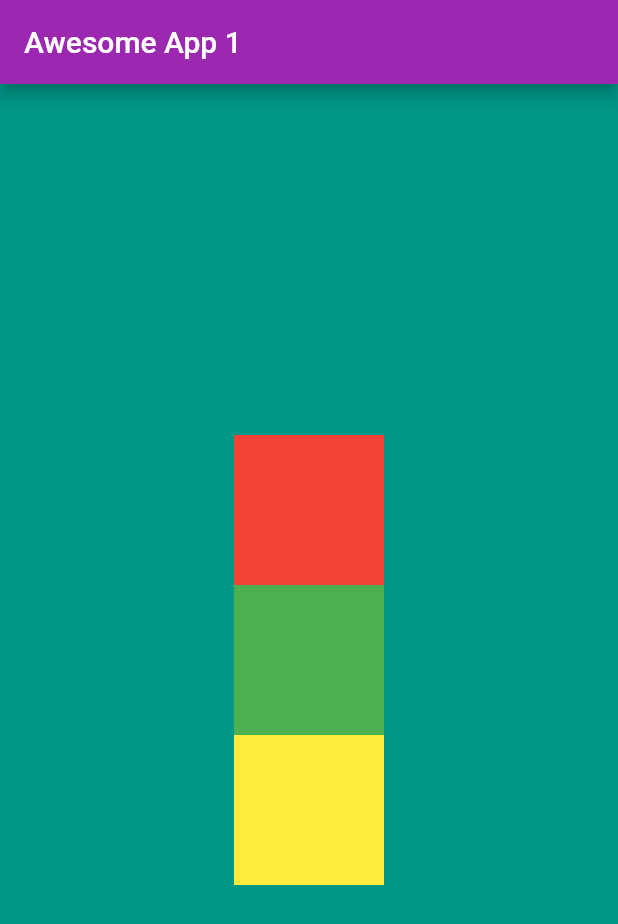
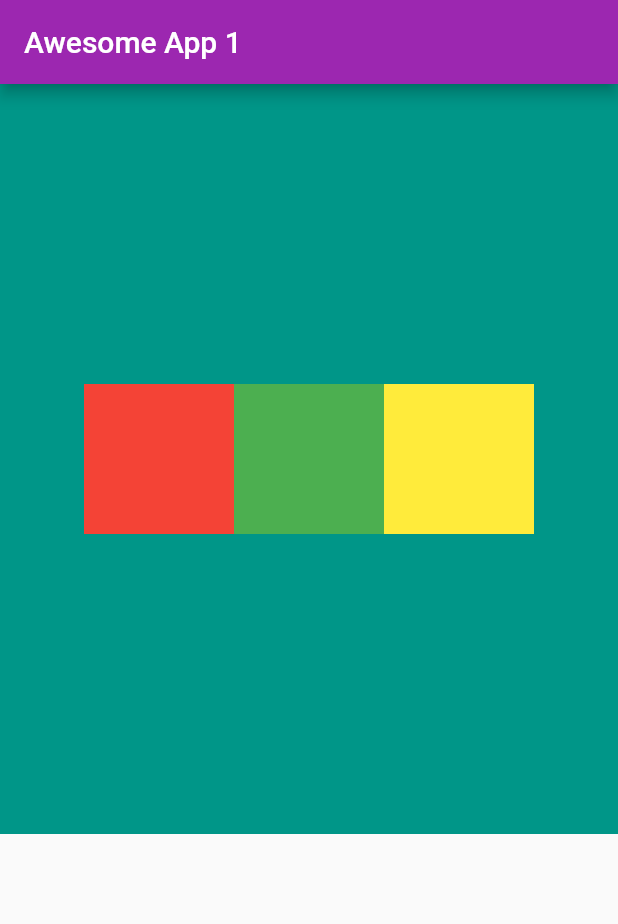
Before and after one commit to sandeep-v1404/awesome_app, a Flutter app: the screen it shows after launch, on a phone screen of 412 x 824 dp. Shown: the top 924 px of the screen. Run offline on Flutter 3.47's test engine with Material 2 defaults, Android fonts, the phone set to English and light mode, and no system bars.

Commit message:
Ch3 Completed

```diff
--- a/lib/main.dart
+++ b/lib/main.dart
@@ -16,9 +16,9 @@ class HomePage extends StatelessWidget {
         title: Text("Awesome App 1"),
       ),
       body: Container(
-        width: 500,
+        height: 500,
         color: Colors.teal,
-        child: Column(
+        child: Row(
           mainAxisAlignment: MainAxisAlignment.center,
           crossAxisAlignment: CrossAxisAlignment.center,
           children: <Widget>[
```
